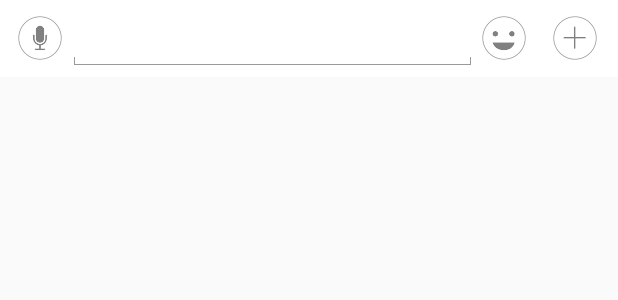
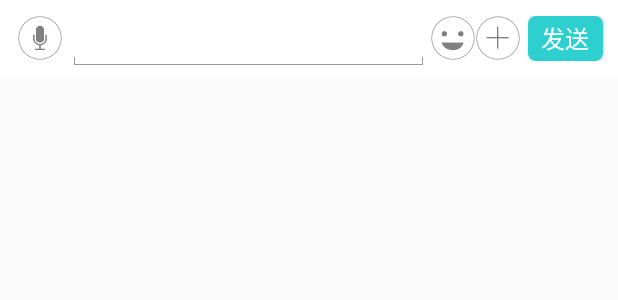
Before and after one commit to dazhi-boy/game, an Android app: the layout view_keyboard_xhs.xml on its own in the app's theme, with its tools: preview values and no code run, on a phone screen of 412 x 824 dp. Shown: the top 300 px of the screen. Run offline under Robolectric (Android 15) with nearby library versions, the light colour scheme and no system bars; plain views replace EmoticonsEditText, FuncLayout, RecordVoiceButton.

Commit message:
添加聊天界面调按钮位置

```diff
--- a/app/src/main/java/com/example/game/chat/ChatActivity.java
+++ b/app/src/main/java/com/example/game/chat/ChatActivity.java
@@ -95,7 +95,7 @@ public class ChatActivity extends AppCompatActivity implements View.OnClickListe
 //        doRegisterReceiver();
         //检测通知是否开启
 //        checkNotification(mContext);
-//        findViewById();
+        findViewById();
 //        initView();
     }
 
@@ -120,7 +120,7 @@ public class ChatActivity extends AppCompatActivity implements View.OnClickListe
         chatMessageReceiver = new ChatMessageReceiver();
         IntentFilter filter = new IntentFilter("com.xch.servicecallback.content");
         registerReceiver(chatMessageReceiver, filter);
-    }
+    }*/
 
 
     private void findViewById() {
@@ -129,7 +129,7 @@ public class ChatActivity extends AppCompatActivity implements View.OnClickListe
         et_content = findViewById(R.id.et_content);
         btn_send.setOnClickListener(this);
     }
-    private void initView() {
+/*    private void initView() {
         //监听输入框的变化
         et_content.addTextChangedListener(new TextWatcher() {
             @Override
--- a/app/src/main/res/layout/view_keyboard_xhs.xml
+++ b/app/src/main/res/layout/view_keyboard_xhs.xml
@@ -74,7 +74,7 @@
 
         <RelativeLayout
             android:id="@+id/rl_multi_and_send"
-            android:layout_width="98dp"
+            android:layout_width="130dp"
             android:layout_height="wrap_content"
             android:layout_alignParentRight="true"
             android:layout_centerVertical="true"
@@ -87,30 +87,32 @@
                 android:layout_width="wrap_content"
                 android:layout_height="wrap_content"
                 android:layout_centerVertical="true"
-                android:layout_marginLeft="7dp"
+                android:layout_marginLeft="5dp"
                 android:src="@drawable/icon_face_nomal"/>
 
             <!--apps 功能-->
+
+            <!--发送-->
+
             <ImageView
                 android:id="@+id/btn_multimedia"
                 android:layout_width="wrap_content"
                 android:layout_height="wrap_content"
                 android:layout_alignParentRight="true"
-                android:layout_marginRight="14dp"
-                android:src="@drawable/btn_multi_bg"/>
+                android:layout_marginLeft="5dp"
+                android:layout_marginRight="65dp"
+                android:src="@drawable/btn_multi_bg" />
 
-            <!--发送-->
             <Button
                 android:id="@+id/btn_send"
                 android:layout_width="50dp"
                 android:layout_height="30dp"
                 android:layout_alignParentRight="true"
-                android:layout_marginRight="9dp"
+                android:layout_marginRight="10dp"
                 android:background="@drawable/btn_send_bg_disable"
                 android:text="发送"
                 android:textColor="@color/btn_send_textcolor"
-                android:textSize="16sp"
-                android:visibility="gone"/>
+                android:textSize="16sp"/>
         </RelativeLayout>
     </RelativeLayout>
 
```
